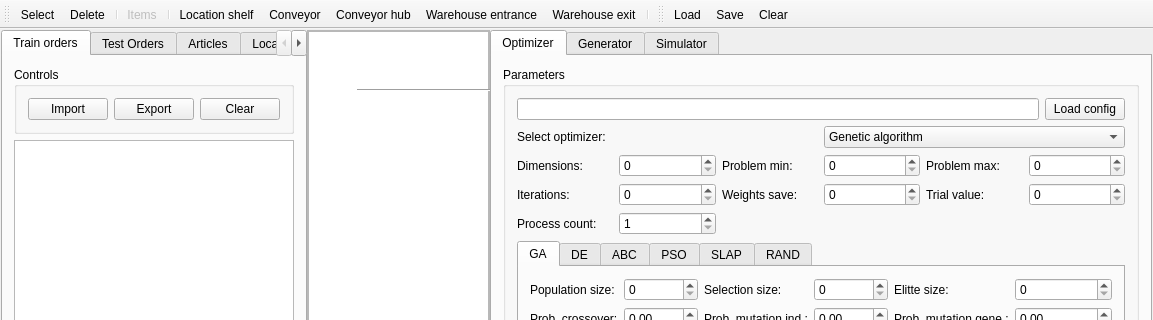
Before: the Qt Designer form src/gui/mainwindow.ui in kocica/warehouse-manager, drawn with Qt 5; both pictures show x 0 to 1153 and y 0 to 320 of the 1153 by 906 pixel window.
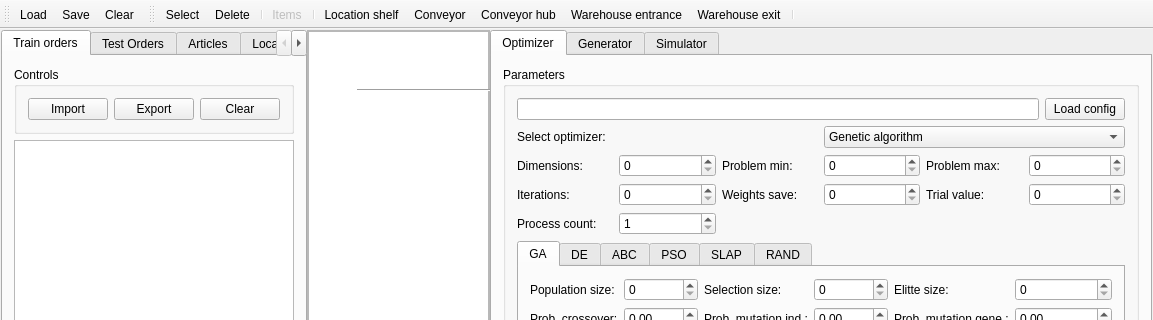
After: the same form once the commit is applied. Icons and pictures are not drawn. Custom widgets are drawn as their Qt base class.

What changed in the file:
```diff
--- a/src/gui/mainwindow.ui
+++ b/src/gui/mainwindow.ui
@@ -1646,6 +1646,29 @@
     </item>
    </layout>
   </widget>
+  <widget class="QToolBar" name="layoutManagement">
+   <property name="windowTitle">
+    <string>toolBar</string>
+   </property>
+   <property name="layoutDirection">
+    <enum>Qt::LeftToRight</enum>
+   </property>
+   <property name="movable">
+    <bool>true</bool>
+   </property>
+   <property name="toolButtonStyle">
+    <enum>Qt::ToolButtonTextOnly</enum>
+   </property>
+   <attribute name="toolBarArea">
+    <enum>TopToolBarArea</enum>
+   </attribute>
+   <attribute name="toolBarBreak">
+    <bool>false</bool>
+   </attribute>
+   <addaction name="loadLayout"/>
+   <addaction name="saveLayout"/>
+   <addaction name="clearLayout"/>
+  </widget>
   <widget class="QToolBar" name="mainToolBar">
    <property name="movable">
     <bool>true</bool>
@@ -1677,29 +1700,6 @@
    <addaction name="whItemExit"/>
    <addaction name="separator"/>
   </widget>
-  <widget class="QToolBar" name="layoutManagement">
-   <property name="windowTitle">
-    <string>toolBar</string>
-   </property>
-   <property name="layoutDirection">
-    <enum>Qt::LeftToRight</enum>
-   </property>
-   <property name="movable">
-    <bool>true</bool>
-   </property>
-   <property name="toolButtonStyle">
-    <enum>Qt::ToolButtonTextOnly</enum>
-   </property>
-   <attribute name="toolBarArea">
-    <enum>TopToolBarArea</enum>
-   </attribute>
-   <attribute name="toolBarBreak">
-    <bool>false</bool>
-   </attribute>
-   <addaction name="loadLayout"/>
-   <addaction name="saveLayout"/>
-   <addaction name="clearLayout"/>
-  </widget>
   <action name="saveLayout">
    <property name="text">
     <string>Save</string>
```
